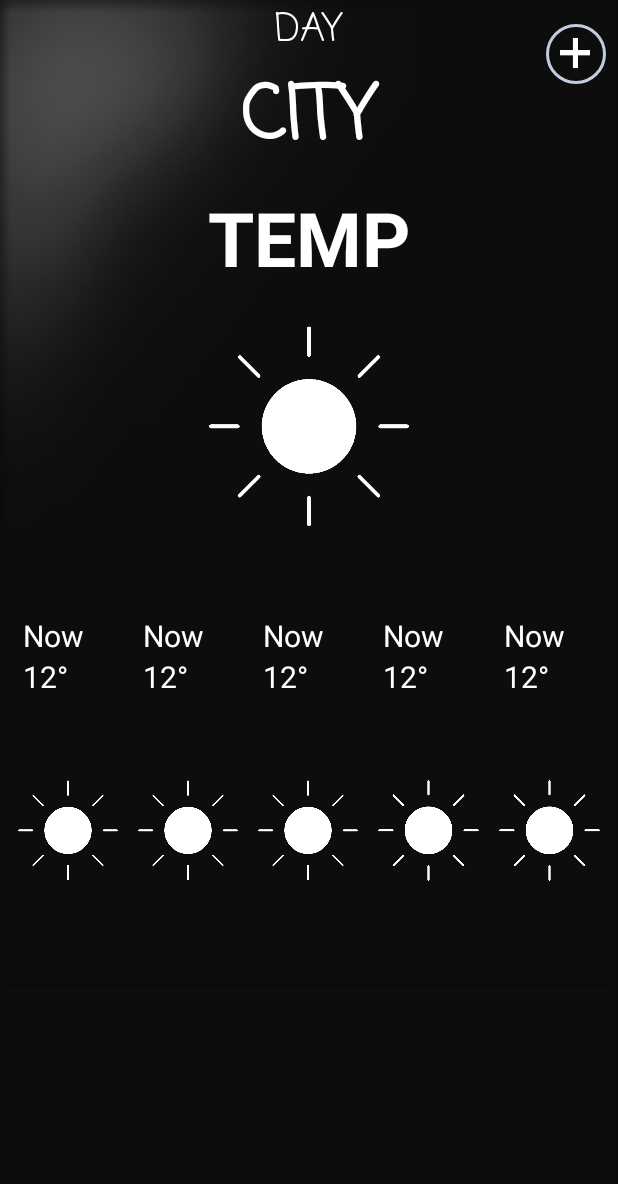
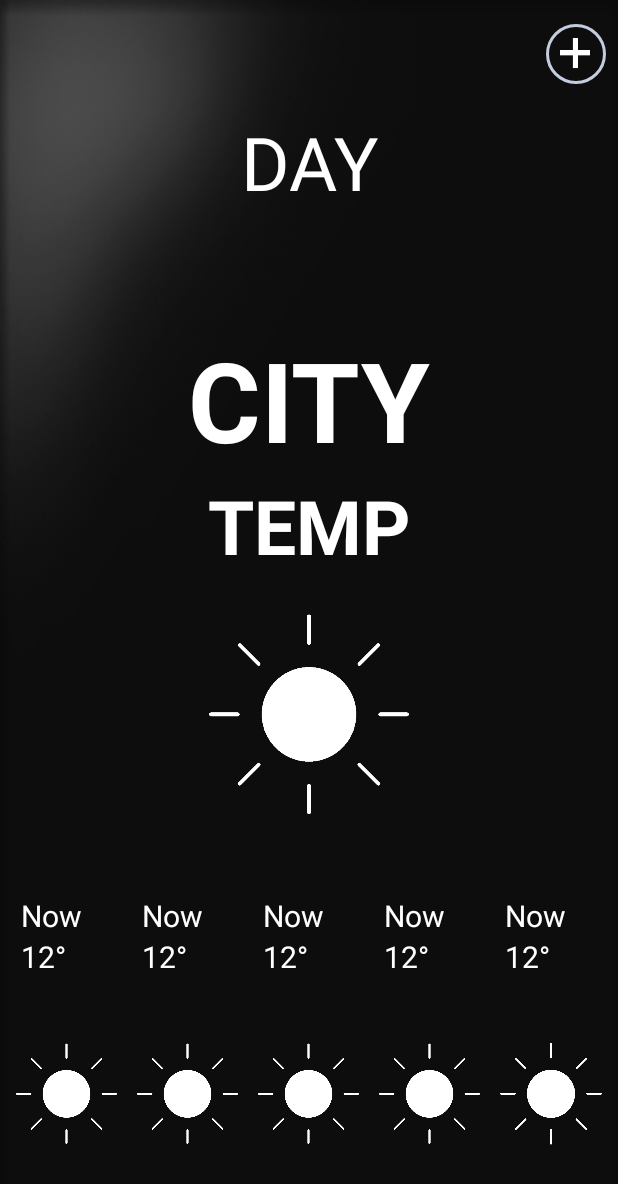
Before and after one commit to karakayahamza/WeatherApp_Retrofit, an Android app: the screen it shows after launch (MainActivity), on a phone screen of 412 x 824 dp. Shown: the top 1184 px of the screen. Run offline under Robolectric (Android 15) with nearby library versions, the phone set to English and light mode, and no system bars; 1 statement that could not run was skipped.

Commit message:
New Commit

```diff
--- a/app/src/main/java/com/example/weathertest/view/MainActivity.java
+++ b/app/src/main/java/com/example/weathertest/view/MainActivity.java
@@ -85,7 +85,7 @@ public class MainActivity extends FragmentActivity {
         mCustomPagerAdapter = new CustomPagerAdapter(getSupportFragmentManager());
         mViewPager =findViewById(R.id.container);//Add fragment
         mViewPager.setAdapter(mCustomPagerAdapter);
-        mCustomPagerAdapter.addPage(MainFragment.newInstance("Izmir"));
+        mCustomPagerAdapter.addPage(MainFragment.newInstance("Luxembourg"));
 
         binding.imageButton.setOnClickListener(new View.OnClickListener() {
             @Override
--- a/app/src/main/res/layout/activity_main.xml
+++ b/app/src/main/res/layout/activity_main.xml
@@ -9,15 +9,16 @@
     tools:context=".view.MainActivity">
 
 
-
     <androidx.viewpager.widget.ViewPager
         android:id="@+id/container"
         android:layout_width="match_parent"
-        android:layout_height="659dp"
-        android:layout_gravity="bottom"
-        tools:ignore="MissingConstraints"
-        tools:layout_editor_absoluteX="0dp"
-        tools:layout_editor_absoluteY="0dp" />
+        android:layout_height="match_parent"
+        app:layout_constraintBottom_toBottomOf="parent"
+        app:layout_constraintEnd_toEndOf="parent"
+        app:layout_constraintStart_toStartOf="parent"
+        android:layout_gravity="center"
+        app:layout_constraintTop_toTopOf="parent"
+        />
 
     <ImageButton
         android:id="@+id/imageButton"
@@ -26,9 +27,9 @@
         android:layout_gravity="right"
         android:layout_marginTop="16dp"
         android:layout_marginEnd="8dp"
+        android:background="@drawable/rounded_corners"
+        android:scaleType="centerCrop"
         android:src="@drawable/add"
-        android:scaleType="centerCrop"
-        android:background="@drawable/rounded_corners"
         app:layout_constraintEnd_toEndOf="parent"
         app:layout_constraintTop_toTopOf="parent"
         tools:ignore="MissingConstraints" />
--- a/app/src/main/res/layout/fragment_main.xml
+++ b/app/src/main/res/layout/fragment_main.xml
@@ -1,17 +1,16 @@
 <?xml version="1.0" encoding="utf-8"?>
-<FrameLayout
-    xmlns:android="http://schemas.android.com/apk/res/android"
+<androidx.constraintlayout.widget.ConstraintLayout xmlns:android="http://schemas.android.com/apk/res/android"
+    xmlns:app="http://schemas.android.com/apk/res-auto"
     xmlns:tools="http://schemas.android.com/tools"
     android:layout_width="match_parent"
-    android:layout_height="wrap_content"
-    xmlns:app="http://schemas.android.com/apk/res-auto"
+    android:layout_height="match_parent"
     android:background="@drawable/backgroundrectabgle"
     tools:context=".view.MainFragment">
 
-    <LinearLayout
+    <androidx.constraintlayout.widget.ConstraintLayout
         android:id="@+id/linearLayout"
-        android:layout_width="match_parent"
-        android:layout_height="match_parent"
+        android:layout_width="0dp"
+        android:layout_height="0dp"
         android:orientation="vertical"
         app:layout_constraintBottom_toBottomOf="parent"
         app:layout_constraintEnd_toEndOf="parent"
@@ -22,32 +21,46 @@
 
         <TextView
             android:id="@+id/timeroot"
-            android:layout_width="250dp"
-            android:layout_height="wrap_content"
+            android:layout_width="0dp"
+            android:layout_height="0dp"
             android:layout_gravity="center"
-            android:fontFamily="casual"
             android:gravity="center"
             android:text="@string/day"
             android:textColor="@color/white"
-            android:textSize="25sp" />
+            android:textSize="40sp"
+            android:autoSizeTextType="uniform"
+            android:autoSizeMinTextSize="25sp"
+            android:autoSizeMaxTextSize="50sp"
+            android:autoSizeStepGranularity="2sp"
+            app:layout_constraintBottom_toTopOf="@+id/cityName"
+            app:layout_constraintEnd_toEndOf="parent"
+            app:layout_constraintStart_toStartOf="parent"
+            app:layout_constraintTop_toTopOf="parent" />
 
         <TextView
             android:id="@+id/cityName"
-            android:layout_width="match_parent"
-            android:layout_height="80dp"
-            android:layout_gravity="center"
-            android:fontFamily="casual"
+            android:layout_width="0dp"
+            android:layout_height="100dp"
             android:gravity="center"
-            android:text="@string/ADANA"
+            android:text="@string/cityname"
             android:textColor="@color/white"
-            android:textSize="50dp"
-            android:textStyle="bold"/>
+            android:autoSizeTextType="uniform"
+            android:autoSizeMinTextSize="12sp"
+            android:autoSizeMaxTextSize="100sp"
+            android:autoSizeStepGranularity="2sp"
+            android:textStyle="bold"
+            app:layout_constraintBottom_toTopOf="@+id/linearLayout3"
+            app:layout_constraintEnd_toEndOf="parent"
+            app:layout_constraintStart_toStartOf="parent" />
 
         <LinearLayout
+            android:id="@+id/linearLayout3"
             android:layout_width="match_parent"
             android:layout_height="wrap_content"
             android:layout_margin="5dp"
-            android:orientation="vertical">
+            android:orientation="vertical"
+            app:layout_constraintBottom_toTopOf="@+id/linearLayout2"
+            tools:layout_editor_absoluteX="5dp">
 
             <TextView
                 android:id="@+id/temp0"
@@ -80,13 +93,17 @@
         </LinearLayout>
 
         <LinearLayout
-            android:layout_width="match_parent"
-            android:layout_height="wrap_content"
+            android:id="@+id/linearLayout2"
+            android:layout_width="404dp"
+            android:layout_height="222dp"
             android:layout_gravity="bottom"
             android:layout_margin="5dp"
+            android:baselineAligned="false"
             android:gravity="bottom"
             android:orientation="horizontal"
-            android:baselineAligned="false">
+            app:layout_constraintBottom_toBottomOf="parent"
+            app:layout_constraintEnd_toEndOf="parent"
+            app:layout_constraintStart_toStartOf="parent">
 
             <LinearLayout
                 android:layout_width="wrap_content"
@@ -101,8 +118,8 @@
                     android:layout_height="match_parent"
                     android:layout_marginLeft="10dp"
                     android:text="Now"
-                    android:textSize="20dp"
-                    android:textColor="@color/white" />
+                    android:textColor="@color/white"
+                    android:textSize="20dp" />
 
                 <TextView
                     android:id="@+id/temp1"
@@ -110,8 +127,8 @@
                     android:layout_height="match_parent"
                     android:layout_marginLeft="10dp"
                     android:text="12°"
-                    android:textSize="20dp"
-                    android:textColor="@color/white" />
+                    android:textColor="@color/white"
+                    android:textSize="20dp" />
 
                 <ImageView
                     android:id="@+id/icon1"
@@ -133,8 +150,8 @@
                     android:layout_height="match_parent"
                     android:layout_marginLeft="10dp"
                     android:text="Now"
-                    android:textSize="20dp"
-                    android:textColor="@color/white" />
+                    android:textColor="@color/white"
+                    android:textSize="20dp" />
 
                 <TextView
                     android:id="@+id/temp2"
@@ -142,8 +159,8 @@
                     android:layout_height="match_parent"
                     android:layout_marginLeft="10dp"
                     android:text="12°"
-                    android:textSize="20dp"
-                    android:textColor="@color/white" />
+                    android:textColor="@color/white"
+                    android:textSize="20dp" />
 
                 <ImageView
                     android:id="@+id/icon22"
@@ -165,8 +182,8 @@
                     android:layout_height="match_parent"
                     android:layout_marginLeft="10dp"
                     android:text="Now"
-                    android:textSize="20dp"
-                    android:textColor="@color/white" />
+                    android:textColor="@color/white"
+                    android:textSize="20dp" />
 
                 <TextView
                     android:id="@+id/temp3"
@@ -174,8 +191,8 @@
                     android:layout_height="match_parent"
                     android:layout_marginLeft="10dp"
                     android:text="12°"
-                    android:textSize="20dp"
-                    android:textColor="@color/white" />
+                    android:textColor="@color/white"
+                    android:textSize="20dp" />
 
                 <ImageView
                     android:id="@+id/icon3"
@@ -197,8 +214,8 @@
                     android:layout_height="match_parent"
                     android:layout_marginLeft="10dp"
                     android:text="Now"
-                    android:textSize="20dp"
-                    android:textColor="@color/white" />
+                    android:textColor="@color/white"
+                    android:textSize="20dp" />
 
                 <TextView
                     android:id="@+id/temp4"
@@ -206,8 +223,8 @@
                     android:layout_height="match_parent"
                     android:layout_marginLeft="10dp"
                     android:text="12°"
-                    android:textSize="20dp"
-                    android:textColor="@color/white" />
+                    android:textColor="@color/white"
+                    android:textSize="20dp" />
 
                 <ImageView
                     android:id="@+id/icon4"
@@ -229,8 +246,8 @@
                     android:layout_height="match_parent"
                     android:layout_marginLeft="10dp"
                     android:text="Now"
-                    android:textSize="20dp"
-                    android:textColor="@color/white" />
+                    android:textColor="@color/white"
+                    android:textSize="20dp" />
 
                 <TextView
                     android:id="@+id/temp5"
@@ -238,8 +255,8 @@
                     android:layout_height="match_parent"
                     android:layout_marginLeft="10dp"
                     android:text="12°"
-                    android:textSize="20dp"
-                    android:textColor="@color/white" />
+                    android:textColor="@color/white"
+                    android:textSize="20dp" />
 
                 <ImageView
                     android:id="@+id/icon"
@@ -248,5 +265,5 @@
                     android:src="@drawable/sunny" />
             </LinearLayout>
         </LinearLayout>
-    </LinearLayout>
-</FrameLayout>
+    </androidx.constraintlayout.widget.ConstraintLayout>
+</androidx.constraintlayout.widget.ConstraintLayout>
--- a/app/src/main/res/values/strings.xml
+++ b/app/src/main/res/values/strings.xml
@@ -6,7 +6,7 @@
     <string name="navigation_drawer_open">Open navigation drawer</string>
     <string name="navigation_drawer_close">Close navigation drawer</string>
     <string name="day">DAY</string>
-    <string name="ADANA">CITY</string>
+    <string name="cityname">CITY</string>
     <string name="temp">TEMP</string>
     <string name="todo">TODO</string>
 </resources>
```
